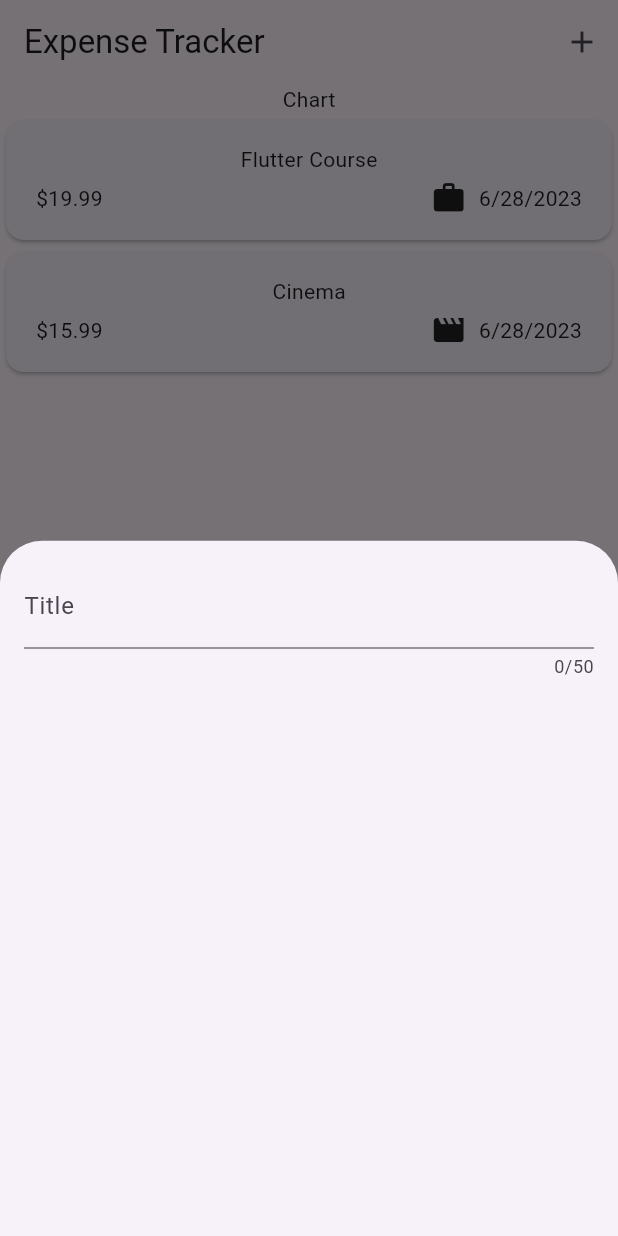
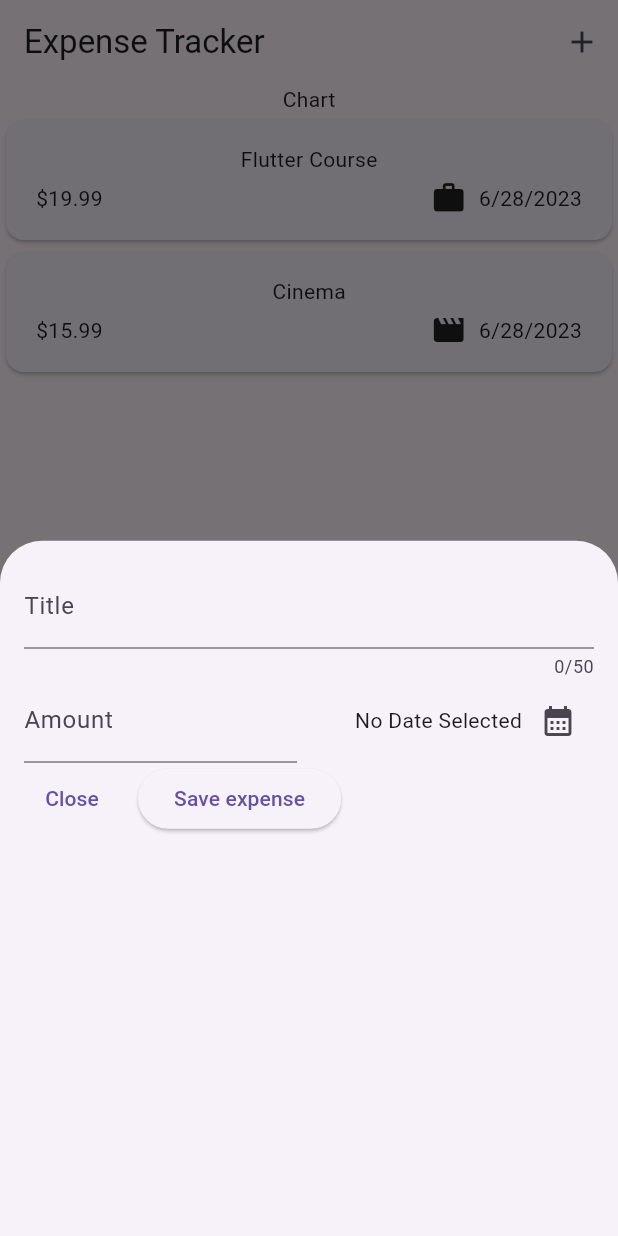
Before and after one commit to NdersCode/app_004, a Flutter app: the screen it shows after launch, after a tap on the "add" icon, on a phone screen of 412 x 824 dp. Run offline on Flutter 3.47's test engine with Material 2 defaults, Android fonts, the phone set to English and light mode, and no system bars.

Commit message:
Latest Commit

```diff
--- a/lib/widgets/new_expense.dart
+++ b/lib/widgets/new_expense.dart
@@ -1,3 +1,4 @@
+import 'package:app_004/models/expense.dart';
 import 'package:flutter/material.dart';
 
 class NewExpense extends StatefulWidget {
@@ -9,18 +10,99 @@
 }
 
 class _NewExpenseState extends State<NewExpense> {
+  final _titleController = TextEditingController();
+  final _amountController = TextEditingController();
+  DateTime? selectedDate;
+
+  void _presentDatePicker() async {
+    final now = DateTime.now();
+    final firstDate = DateTime(now.year - 1, now.month, now.day);
+    final pickedDate = await showDatePicker(
+        context: context,
+        initialDate: now,
+        firstDate: firstDate,
+        lastDate: now);
+    setState(() {
+      selectedDate = pickedDate;
+    });
+  }
+
+  @override
+  void dispose() {
+    _titleController.dispose();
+    _amountController.dispose();
+    super.dispose();
+  }
+
   @override
   Widget build(BuildContext context) {
-    return const Padding(
-      padding: EdgeInsets.all(16),
+    return Padding(
+      padding: const EdgeInsets.all(16),
       child: Column(
         children: [
           TextField(
+            controller: _titleController,
             maxLength: 50,
-            decoration: InputDecoration(
+            decoration: const InputDecoration(
               label: Text('Title'),
             ),
           ),
+          Row(
+            children: [
+              Expanded(
+                child: TextField(
+                  controller: _amountController,
+                  keyboardType: TextInputType.number,
+                  decoration: const InputDecoration(
+                    prefixText: '\$ ',
+                    label: Text('Amount'),
+                  ),
+                ),
+              ),
+              const SizedBox(
+                width: 16,
+              ),
+              Expanded(
+                child: Row(
+                  mainAxisAlignment: MainAxisAlignment.end,
+                  crossAxisAlignment: CrossAxisAlignment.center,
+                  children: [
+                    Text(
+                      selectedDate == null
+                          ? 'No Date Selected'
+                          : formatter.format(selectedDate!),
+                    ),
+                    IconButton(
+                      onPressed: _presentDatePicker,
+                      icon: const Icon(Icons.calendar_month),
+                    )
+                  ],
+                ),
+              )
+            ],
+          ),
+          Row(
+            children: [
+              TextButton(
+                onPressed: () {
+                  Navigator.pop(context);
+                },
+                child: const Text('Close'),
+              ),
+              const SizedBox(
+                width: 12,
+              ),
+              ElevatedButton(
+                onPressed: () {
+                  print(
+                    _titleController,
+                  );
+                  print(_amountController);
+                },
+                child: const Text('Save expense'),
+              ),
+            ],
+          )
         ],
       ),
     );
```
